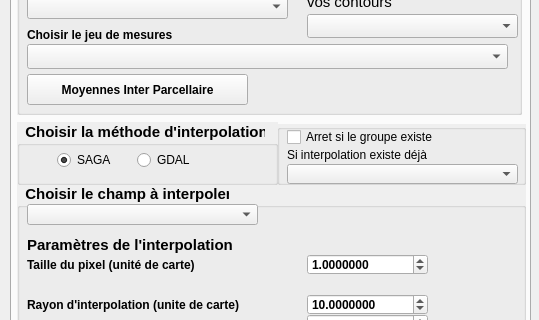
This is Physiocap3_dialog_base.ui in jhemmi/Physiocap3 as Qt 5 draws it before an edit; both pictures show x 0 to 539 and y 112 to 432 of the 539 by 719 pixel window. The edited form follows.
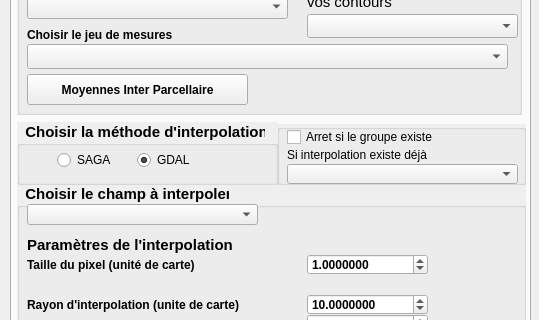
This is the edited form. The open tabs and pages were chosen to show the change.

```diff
--- a/Physiocap3_dialog_base.ui
+++ b/Physiocap3_dialog_base.ui
@@ -2189,7 +2189,7 @@
        <string>GDAL</string>
       </property>
       <property name="checked">
-       <bool>false</bool>
+       <bool>true</bool>
       </property>
      </widget>
      <widget class="QRadioButton" name="radioButtonSAGA">
@@ -2218,7 +2218,7 @@
        <string>SAGA</string>
       </property>
       <property name="checked">
-       <bool>true</bool>
+       <bool>false</bool>
       </property>
      </widget>
     </widget>
```
Left out of the diff: 4 changed lines with no effect on the pictures.
